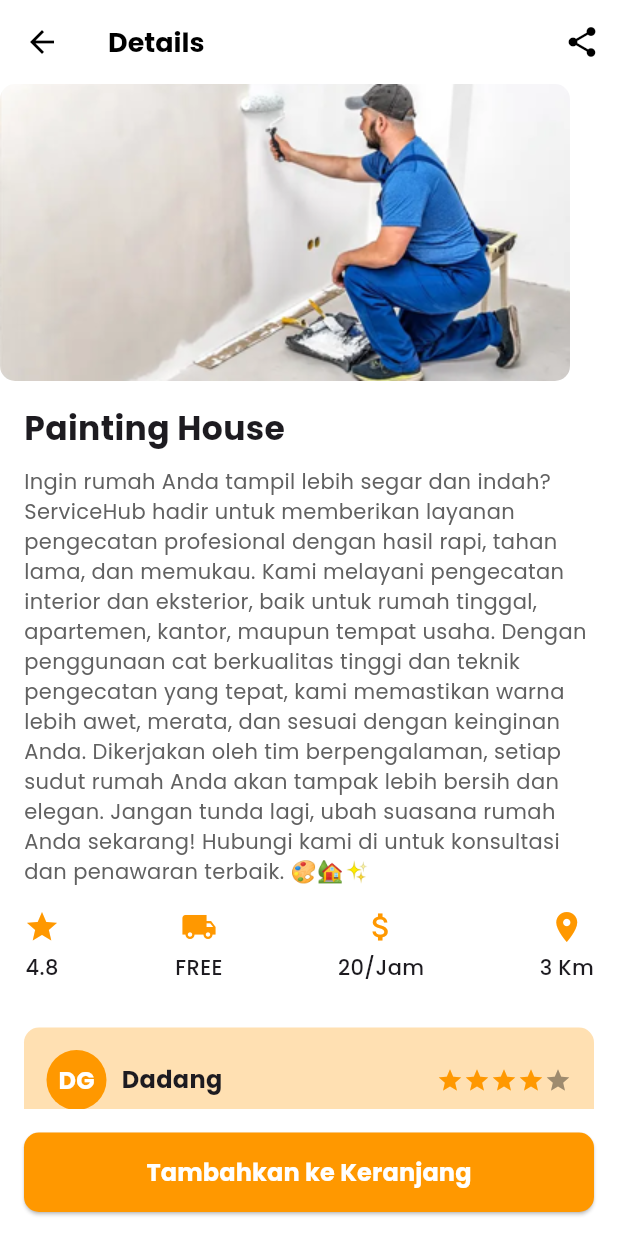
After one commit to MDaffaF/servicehub, a Flutter app: the Paintpage screen opened directly, on a phone screen of 412 x 824 dp. The commit adds this screen. Run offline on Flutter 3.47's test engine with Material 3 defaults, Android fonts, the light colour scheme and no system bars; drawn by our look-alikes of flutter_rating_bar; our stand-ins replace font_awesome_flutter, google_fonts, ionicons.

Commit message:
Add Electricalpage,Paintpage,Paintingpage, dan disable looking for a job

```diff
--- /dev/null
+++ b/lib/view/Paintpage.dart
@@ -0,0 +1,178 @@
+import 'package:flutter/material.dart';
+import 'package:google_fonts/google_fonts.dart';
+import 'package:flutter_rating_bar/flutter_rating_bar.dart';
+import 'package:font_awesome_flutter/font_awesome_flutter.dart';
+import 'CartScreen.dart';
+
+class Paintpage extends StatelessWidget {
+  @override
+  Widget build(BuildContext context) {
+    return Scaffold(
+      backgroundColor: Colors.white,
+      appBar: AppBar(
+        backgroundColor: Colors.white,
+        elevation: 0,
+        leading: IconButton(
+          icon: Icon(Icons.arrow_back, color: Colors.black),
+          onPressed: () => Navigator.pop(context),
+        ),
+        title: Text(
+          "Details",
+          style: GoogleFonts.poppins(
+            fontSize: 18,
+            fontWeight: FontWeight.bold,
+            color: Colors.black,
+          ),
+        ),
+        actions: [
+          IconButton(
+            icon: Icon(Icons.share, color: Colors.black),
+            onPressed: () {},
+          ),
+        ],
+      ),
+      body: SingleChildScrollView(
+        child: Column(
+          crossAxisAlignment: CrossAxisAlignment.start,
+          children: [
+            ClipRRect(
+              borderRadius: BorderRadius.circular(10),
+              child: Image.asset("assets/icons/paint.png"),
+            ),
+            Padding(
+              padding: EdgeInsets.all(16),
+              child: Column(
+                crossAxisAlignment: CrossAxisAlignment.start,
+                children: [
+                  Text(
+                    "Painting House",
+                    style: GoogleFonts.poppins(
+                      fontSize: 22,
+                      fontWeight: FontWeight.bold,
+                    ),
+                  ),
+                  SizedBox(height: 10),
+                  Text(
+                    "Ingin rumah Anda tampil lebih segar dan indah? ServiceHub hadir untuk memberikan layanan pengecatan profesional dengan hasil rapi, tahan lama, dan memukau. Kami melayani pengecatan interior dan eksterior, baik untuk rumah tinggal, apartemen, kantor, maupun tempat usaha. Dengan penggunaan cat berkualitas tinggi dan teknik pengecatan yang tepat, kami memastikan warna lebih awet, merata, dan sesuai dengan keinginan Anda. Dikerjakan oleh tim berpengalaman, setiap sudut rumah Anda akan tampak lebih bersih dan elegan. Jangan tunda lagi, ubah suasana rumah Anda sekarang! Hubungi kami di untuk konsultasi dan penawaran terbaik. 🎨🏡✨",
+                    style: GoogleFonts.poppins(
+                      fontSize: 14,
+                      color: Colors.grey[700],
+                    ),
+                  ),
+                  SizedBox(height: 15),
+
+                  // Informasi Layanan
+                  Row(
+                    mainAxisAlignment: MainAxisAlignment.spaceBetween,
+                    children: [
+                      _infoItem(Icons.star, "4.8"),
+                      _infoItem(Icons.local_shipping, "FREE"),
+                      _infoItem(Icons.attach_money, "20/Jam"),
+                      _infoItem(Icons.location_on, "3 Km"),
+                    ],
+                  ),
+                  SizedBox(height: 20),
+
+                  // Review Customer
+                  _reviewItem("Dadang", "Saya sangat puas dengan layanan pembersihan dari tim ini! Mereka datang tepat waktu, ramah, dan bekerja dengan sangat teliti. Rumah saya benar-benar terasa lebih bersih dan segar setelah mereka selesai. Satu-satunya alasan saya tidak memberikan bintang 5 adalah karena ada beberapa sudut kecil yang masih bisa lebih diperhatikan. Tapi secara keseluruhan, saya pasti akan menggunakan jasa mereka lagi!.", "DG"),
+                  _reviewItem("Jubaedah", "Layanan yang baik dan profesional! Tim house cleaners ini bekerja dengan cepat namun tetap detail dalam membersihkan setiap ruangan. Saya suka bagaimana mereka menggunakan produk pembersih yang ramah lingkungan. Namun, saya berharap mereka bisa sedikit lebih teliti dalam membersihkan bagian bawah perabot. Tapi selain itu, hasilnya memuaskan dan saya merekomendasikannya!", "JB"),
+                ],
+              ),
+            ),
+          ],
+        ),
+      ),
+      bottomNavigationBar: Padding(
+        padding: const EdgeInsets.all(16.0),
+        child: ElevatedButton(
+          style: ElevatedButton.styleFrom(
+            backgroundColor: Colors.orange,
+            shape: RoundedRectangleBorder(
+              borderRadius: BorderRadius.circular(10),
+            ),
+            padding: EdgeInsets.symmetric(vertical: 15),
+          ),
+          onPressed: () {
+            Navigator.push(context, MaterialPageRoute(builder: (context) => CartScreen()));
+          },
+          child: Text(
+            "Tambahkan ke Keranjang",
+            style: GoogleFonts.poppins(
+              fontSize: 16,
+              fontWeight: FontWeight.bold,
+              color: Colors.white,
+            ),
+          ),
+        ),
+      ),
+    );
+  }
+
+  // Widget untuk menampilkan informasi layanan
+  Widget _infoItem(IconData icon, String text) {
+    return Column(
+      children: [
+        Icon(icon, size: 24, color: Colors.orange),
+        SizedBox(height: 5),
+        Text(
+          text,
+          style: GoogleFonts.poppins(fontSize: 14, fontWeight: FontWeight.w500),
+        ),
+      ],
+    );
+  }
+
+  // Widget untuk menampilkan ulasan pengguna
+  Widget _reviewItem(String name, String review, String initials) {
+    return Container(
+      margin: EdgeInsets.symmetric(vertical: 10),
+      padding: EdgeInsets.all(15),
+      decoration: BoxDecoration(
+        color: Colors.orange.shade100,
+        borderRadius: BorderRadius.circular(10),
+      ),
+      child: Column(
+        crossAxisAlignment: CrossAxisAlignment.start,
+        children: [
+          Row(
+            children: [
+              CircleAvatar(
+                backgroundColor: Colors.orange,
+                child: Text(
+                  initials,
+                  style: GoogleFonts.poppins(
+                    fontWeight: FontWeight.bold,
+                    color: Colors.white,
+                  ),
+                ),
+              ),
+              SizedBox(width: 10),
+              Text(
+                name,
+                style: GoogleFonts.poppins(
+                  fontWeight: FontWeight.bold,
+                  fontSize: 16,
+                ),
+              ),
+              Spacer(),
+              RatingBarIndicator(
+                rating: 4,
+                itemBuilder: (context, index) => Icon(
+                  Icons.star,
+                  color: Colors.orange,
+                ),
+                itemCount: 5,
+                itemSize: 18,
+              ),
+            ],
+          ),
+          SizedBox(height: 10),
+          Text(
+            review,
+            style: GoogleFonts.poppins(fontSize: 14),
+          ),
+        ],
+      ),
+    );
+  }
+}
--- a/lib/view/bottom_nav.dart
+++ b/lib/view/bottom_nav.dart
@@ -41,7 +41,7 @@ class _BottomNavState extends State<BottomNav> {
           BottomNavigationBarItem(icon: Icon(Icons.home), label: 'Explore'),
           BottomNavigationBarItem(
               icon: Icon(Icons.assignment), label: 'Projects'),
-          BottomNavigationBarItem(icon: Icon(Icons.message), label: 'Messages'),
+          BottomNavigationBarItem(icon: Icon(Icons.trolley), label: 'Cart'),
           BottomNavigationBarItem(icon: Icon(Icons.more_horiz), label: 'More'),
         ],
       ),
--- a/pubspec.yaml
+++ b/pubspec.yaml
@@ -57,6 +57,9 @@ flutter:
     - assets/icons/qris.png
     - assets/icons/cleaning.png
     - assets/icons/painting.png
+    - assets/icons/elh.png
+    - assets/icons/paint.png
+    - assets/icons/plumb.png
 
   fonts:
     - family: Inter
```
Also changed, not shown: lib/role_page.dart (+17 -18 lines), lib/view/ElectPage.dart (added, +178 -0 lines), lib/view/Plumbingpage.dart (added, +178 -0 lines), lib/view/homescreen.dart (+37 -19 lines), assets/icons/elh.png (added), assets/icons/paint.png (added), assets/icons/plumb.png (added), 1 other file.
